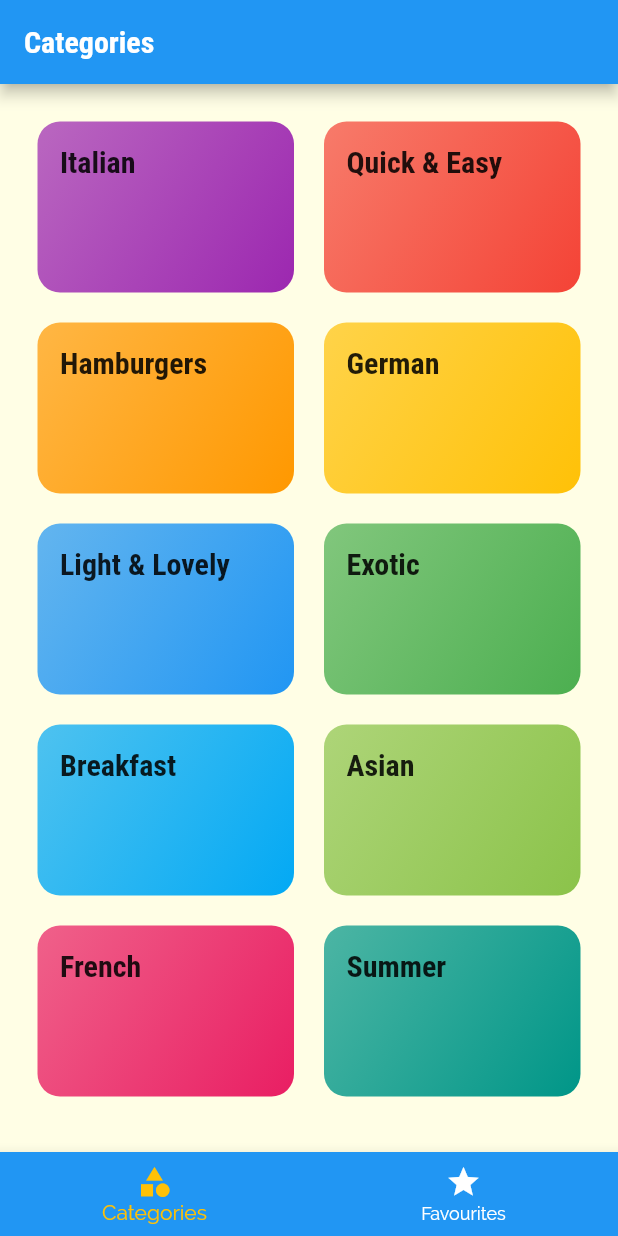
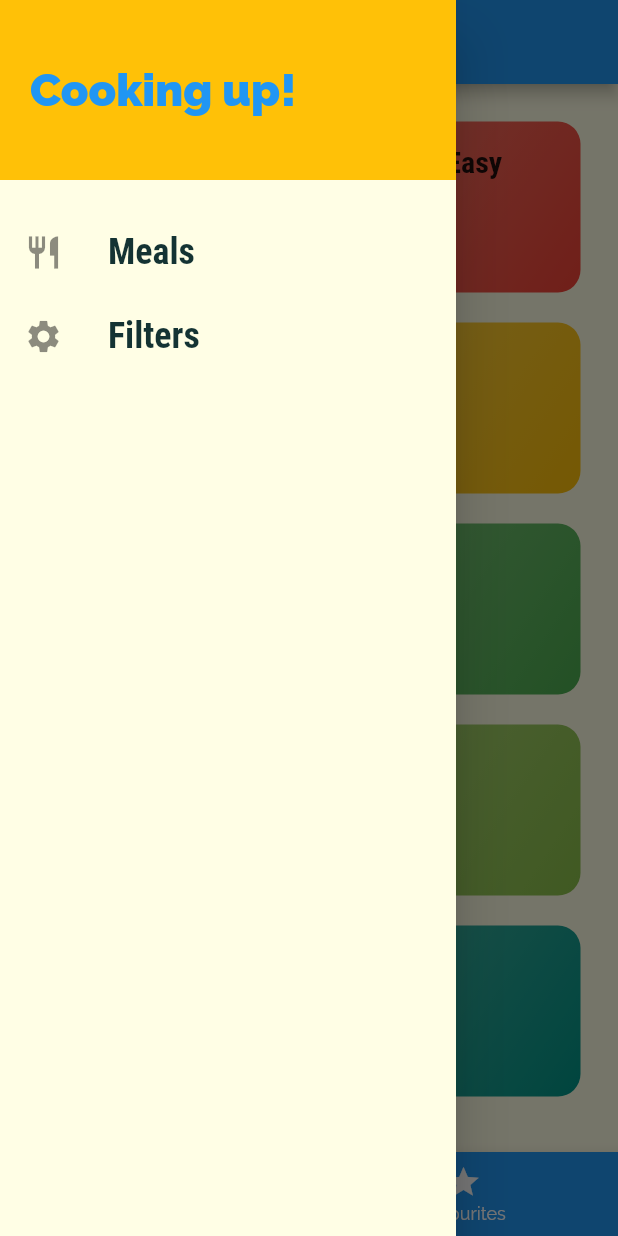
Before and after one commit to Zheyuan-Robert-Xu/flutter-meal-app, a Flutter app: the screen it shows after launch, with the side drawer open (before the commit the screen has no drawer), on a phone screen of 412 x 824 dp. Run offline on Flutter 3.47's test engine with Material 2 defaults, Android fonts, the phone set to English and light mode, and no system bars; missing offline and left inert: dart:html.

Commit message:
Add drawer and filter

```diff
--- a/lib/main.dart
+++ b/lib/main.dart
@@ -1,5 +1,6 @@
 import 'package:flutter/material.dart';
 
+import './screens/filters_screen.dart';
 import './screens/tabs_screen.dart';
 import './screens/meal_detail_screen.dart';
 import './screens/category_meals_screen.dart';
@@ -38,6 +39,7 @@ class MyApp extends StatelessWidget {
         CategoryMealsScreen.routeName: (ctx) =>
             CategoryMealsScreen(), // routeName in CategoryMealsScreen
         MealDetailScreen.routeName: (ctx) => MealDetailScreen(),
+        FilterScreen.routeName: (ctx) => FilterScreen(),
       },
       onGenerateRoute: (settings) {
         // click the route appart from the roudes above
--- /dev/null
+++ b/lib/screens/filters_screen.dart
@@ -0,0 +1,14 @@
+import 'dart:html';
+
+import 'package:flutter/material.dart';
+
+class FilterScreen extends StatelessWidget {
+  static const routeName = '/filters';
+
+  @override
+  Widget build(BuildContext context) {
+    return Center(
+      child: Text('Filters'),
+    );
+  }
+}
--- a/lib/screens/tabs_screen.dart
+++ b/lib/screens/tabs_screen.dart
@@ -1,5 +1,7 @@
 import 'package:flutter/material.dart';
-import 'package:meal_app/screens/favorites_screen.dart';
+
+import './favorites_screen.dart';
+import '../widgets/main_drawer.dart';
 
 import './categories_screen.dart';
 
@@ -32,6 +34,7 @@ class _TabsScreenState extends State<TabsScreen> {
       appBar: AppBar(
         title: Text(_pages[_selectedPageIndex]['title']),
       ),
+      drawer: MainDrawer(),
       body: _pages[_selectedPageIndex]['page'],
       bottomNavigationBar: BottomNavigationBar(
         onTap: _selectPage, // equal to the index of the tab that was clicked
--- /dev/null
+++ b/lib/widgets/main_drawer.dart
@@ -0,0 +1,55 @@
+import 'package:flutter/material.dart';
+
+import '../screens/filters_screen.dart';
+
+class MainDrawer extends StatelessWidget {
+  Widget buildListTile(String title, IconData icon, VoidCallback tapHandler) {
+    return ListTile(
+      leading: Icon(
+        icon,
+        size: 26,
+      ),
+      title: Text(
+        title,
+        style: TextStyle(
+            fontFamily: 'RobotoCondensed',
+            fontSize: 24,
+            fontWeight: FontWeight.bold),
+      ),
+      onTap: tapHandler,
+    );
+  }
+
+  @override
+  Widget build(BuildContext context) {
+    return Drawer(
+      child: Column(
+        children: <Widget>[
+          Container(
+            height: 120,
+            width: double.infinity,
+            padding: EdgeInsets.all(20),
+            alignment: Alignment.centerLeft,
+            color: Theme.of(context).accentColor,
+            child: Text(
+              'Cooking up!',
+              style: TextStyle(
+                  fontWeight: FontWeight.w900,
+                  fontSize: 30,
+                  color: Theme.of(context).primaryColor),
+            ),
+          ),
+          SizedBox(
+            height: 20,
+          ),
+          buildListTile('Meals', Icons.restaurant, () {
+            Navigator.of(context).pushNamed('/');
+          }),
+          buildListTile('Filters', Icons.settings, () {
+            Navigator.of(context).pushNamed(FilterScreen.routeName);
+          }),
+        ],
+      ),
+    );
+  }
+}
```
